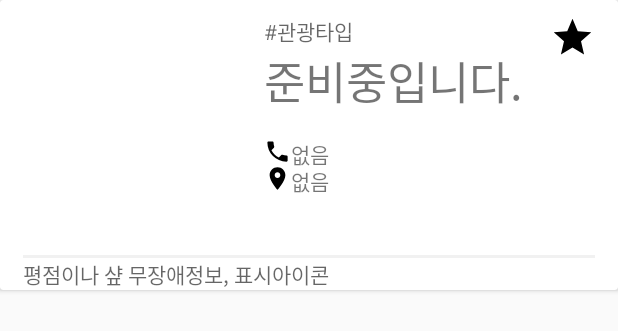
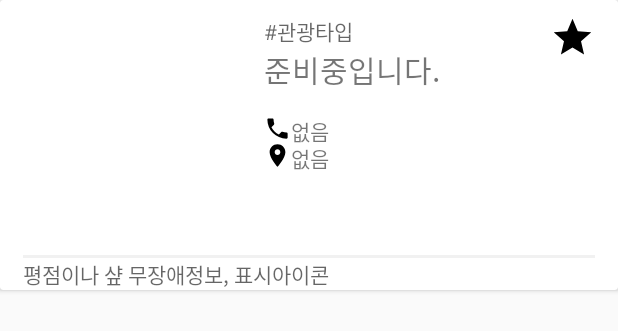
Before and after one commit to KingPiggy/TravelPartner, an Android app: the layout item_place.xml on its own in the app's theme, with its tools: preview values and no code run, on a phone screen of 412 x 824 dp. Shown: the top 331 px of the screen. Run offline under Robolectric (Android 15) with nearby library versions, the phone set to English and light mode, and no system bars; Roboto replaces fonts that are not available here.

```diff
--- a/app/src/main/java/kr/ac/shinhan/travelpartner/UI/PlaceFragment.java
+++ b/app/src/main/java/kr/ac/shinhan/travelpartner/UI/PlaceFragment.java
@@ -2,6 +2,8 @@ package kr.ac.shinhan.travelpartner.UI;
 
 import android.app.Fragment;
 import android.os.Bundle;
+import android.support.v7.widget.LinearLayoutManager;
+import android.support.v7.widget.RecyclerView;
 import android.view.LayoutInflater;
 import android.view.View;
 import android.view.ViewGroup;
@@ -43,6 +45,10 @@ public class PlaceFragment extends Fragment {
     private HashMap<String, String> guCodeMap;
     private RecyclerAdapter recyclerAdapter = new RecyclerAdapter(this.getActivity(), items, R.layout.activity_main);
 
+    private boolean mLoading = false;
+
+    RecyclerView mRecyclerView;
+    LinearLayoutManager mLayoutManager;
 
     public PlaceFragment(){
 
--- a/app/src/main/res/layout/activity_main.xml
+++ b/app/src/main/res/layout/activity_main.xml
@@ -21,7 +21,7 @@
         android:layout_alignParentBottom="true"
         android:layout_alignParentStart="true"
         android:layout_gravity="bottom"
-        app:itemBackground="@color/bottomBar"
+        app:itemBackground="@color/spaceGray"
         app:itemIconTint="@drawable/select_bottom_navigation"
         app:itemTextColor="@drawable/select_bottom_navigation"
         app:layout_behavior="@string/appbar_scrolling_view_behavior"
--- a/app/src/main/res/layout/activity_place.xml
+++ b/app/src/main/res/layout/activity_place.xml
@@ -25,11 +25,11 @@
             android:focusableInTouchMode="true"
             />
         <Button
+            android:id="@+id/temp"
             android:layout_width="0dp"
             android:layout_height="wrap_content"
             android:layout_weight="1.0"/>
     </LinearLayout>
-
 
 
     <View
--- a/app/src/main/res/layout/item_place.xml
+++ b/app/src/main/res/layout/item_place.xml
@@ -55,7 +55,7 @@
                     android:layout_alignLeft="@id/tv_placeitem_contenttype"
                     android:layout_below="@id/tv_placeitem_contenttype"
                     android:text="@string/ready_for_update"
-                    android:textSize="30dp" />
+                    android:textSize="20dp" />
 
                 <ImageView
                     android:id="@+id/iv_placeitem_tel"
```
Also changed, not shown: app/src/main/java/kr/ac/shinhan/travelpartner/PlaceActivity.java (+1 -12 lines).
